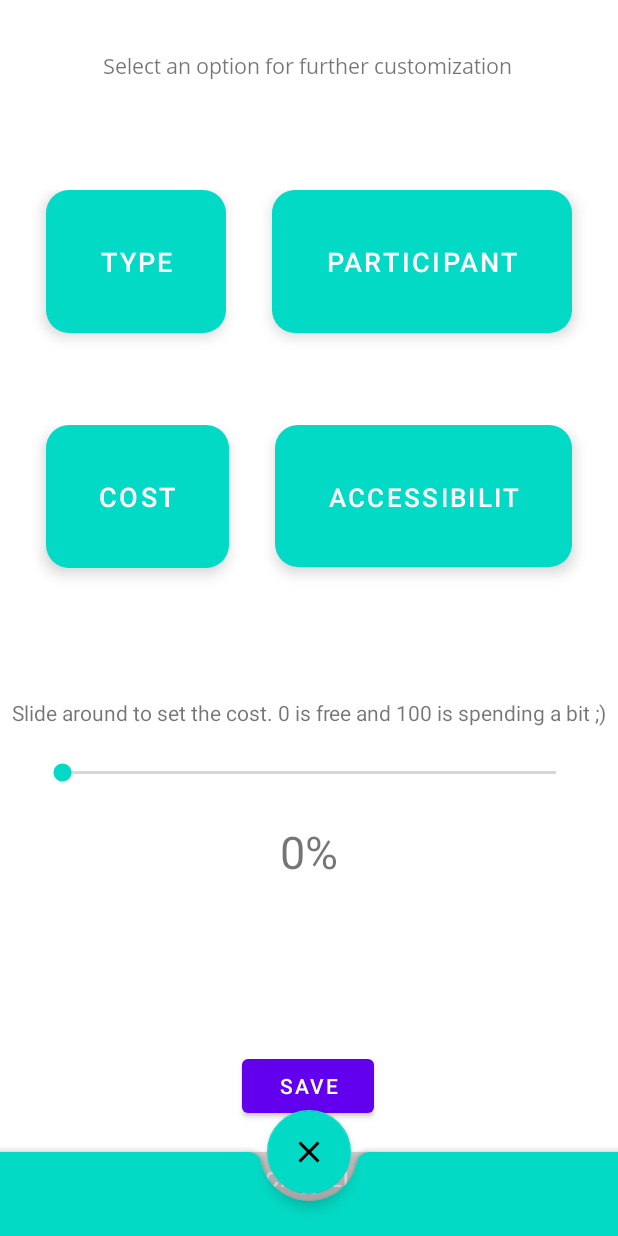
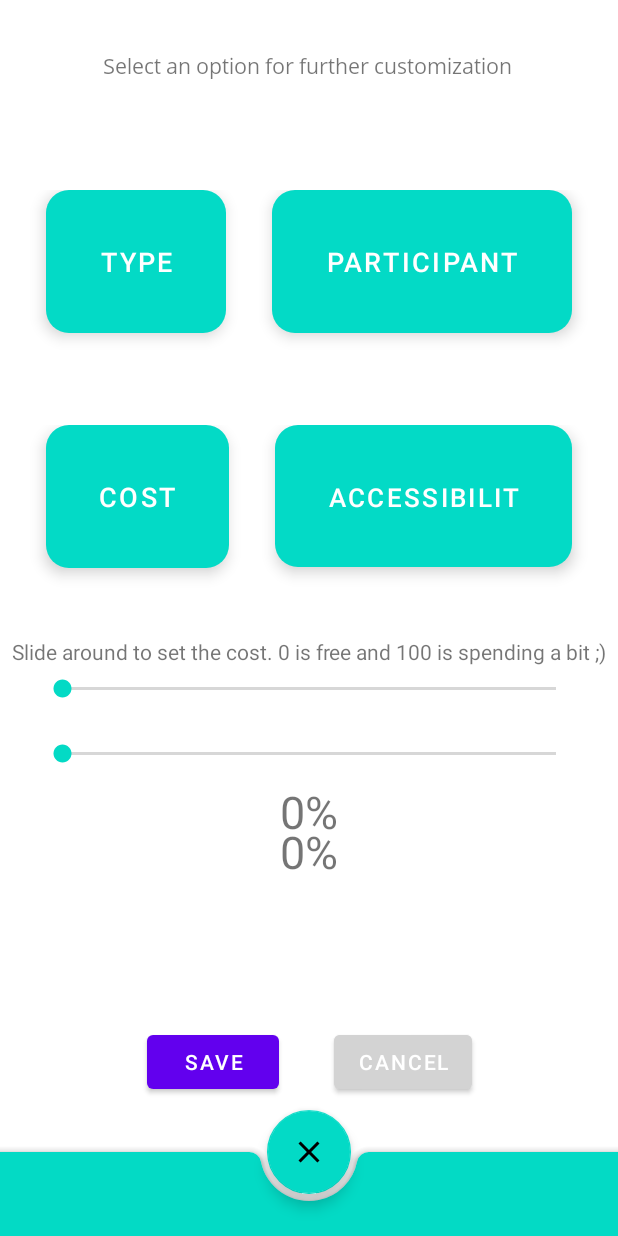
Before and after one commit to G-Aswin/Bored, an Android app: the ChooseCustomization screen opened directly, with no data from a screen before it, after a tap on "COST", on a phone screen of 412 x 824 dp. Run offline under Robolectric (Android 15) with nearby library versions, the phone set to English and light mode, and no system bars; our stand-ins replace Volley.

Commit message:
Added the double slider functionality for both cost and accessibility. Now users will have to give both min and max range.
Also fixed the bug of 0 entry in range.

```diff
--- a/app/src/main/java/com/example/bored/ChooseCustomization.java
+++ b/app/src/main/java/com/example/bored/ChooseCustomization.java
@@ -18,11 +18,14 @@ public class ChooseCustomization extends AppCompatActivity implements PopupMenu.
 
 
     private TextView instructions;
-    private SeekBar seekBar;
-    private TextView percentage;
+    private SeekBar min_range;
+    private SeekBar max_range;
+    private TextView min_percentage;
+    private TextView max_percentage;
     private Button save;
     private Button cancel;
-    private Double progress;
+    private Double min_progress = 0.00;
+    private Double max_progress = 0.00;
     private String progress_recipient;
 
     String type_selected;
@@ -33,8 +36,10 @@ public class ChooseCustomization extends AppCompatActivity implements PopupMenu.
         setContentView(R.layout.activity_choose_customization);
 
         instructions = findViewById(R.id.instruction_text_view);
-        seekBar = findViewById(R.id.appCompatSeekBar);
-        percentage = findViewById(R.id.percentage);
+        min_range = findViewById(R.id.min_range);
+        max_range = findViewById(R.id.max_range);
+        min_percentage = findViewById(R.id.min_percentage);
+        max_percentage = findViewById(R.id.max_percentage);
         save = findViewById(R.id.save_button);
         cancel = findViewById(R.id.cancel_button);
     }
@@ -143,13 +148,16 @@ public class ChooseCustomization extends AppCompatActivity implements PopupMenu.
         save.setVisibility(View.VISIBLE);
         cancel.setVisibility(View.VISIBLE);
 
-        seekBar.setVisibility(View.VISIBLE);
-        percentage.setVisibility(View.VISIBLE);
-        seekBar.setOnSeekBarChangeListener(new SeekBar.OnSeekBarChangeListener() {
+        min_range.setVisibility(View.VISIBLE);
+        max_range.setVisibility(View.VISIBLE);
+        min_percentage.setVisibility(View.VISIBLE);
+        max_percentage.setVisibility(View.VISIBLE);
+
+        min_range.setOnSeekBarChangeListener(new SeekBar.OnSeekBarChangeListener() {
             @Override
             public void onProgressChanged(SeekBar seekBar, int i, boolean b) {
-                progress = i/1.0;
-                percentage.setText(progress.toString() + "%");
+                min_progress = i/1.0;
+                min_percentage.setText(min_progress.toString() + "%");
             }
 
             @Override
@@ -160,7 +168,26 @@ public class ChooseCustomization extends AppCompatActivity implements PopupMenu.
             @Override
             public void onStopTrackingTouch(SeekBar seekBar) {
                 progress_recipient = "cost";
-                progress = progress /100.0;
+                min_progress = min_progress /100.0;
+            }
+        });
+
+        max_range.setOnSeekBarChangeListener(new SeekBar.OnSeekBarChangeListener() {
+            @Override
+            public void onProgressChanged(SeekBar seekBar, int i, boolean b) {
+                max_progress = i / 1.0;
+                max_percentage.setText(max_progress.toString() + "%");
+            }
+
+            @Override
+            public void onStartTrackingTouch(SeekBar seekBar) {
+                progress_recipient = "cost";
+            }
+
+            @Override
+            public void onStopTrackingTouch(SeekBar seekBar) {
+                progress_recipient = "cost";
+                max_progress = max_progress / 100.0;
             }
         });
     }
@@ -174,13 +201,17 @@ public class ChooseCustomization extends AppCompatActivity implements PopupMenu.
         cancel.setVisibility(View.VISIBLE);
 
 
-        seekBar.setVisibility(View.VISIBLE);
-        percentage.setVisibility(View.VISIBLE);
-        seekBar.setOnSeekBarChangeListener(new SeekBar.OnSeekBarChangeListener() {
+        min_range.setVisibility(View.VISIBLE);
+        max_range.setVisibility(View.VISIBLE);
+
+        min_percentage.setVisibility(View.VISIBLE);
+        max_percentage.setVisibility(View.VISIBLE);
+
+        min_range.setOnSeekBarChangeListener(new SeekBar.OnSeekBarChangeListener() {
             @Override
             public void onProgressChanged(SeekBar seekBar, int i, boolean b) {
-                progress = i/1.0;
-                percentage.setText(progress.toString() + "%");
+                min_progress = i/1.0;
+                min_percentage.setText(min_progress.toString() + "%");
             }
 
             @Override
@@ -191,7 +222,26 @@ public class ChooseCustomization extends AppCompatActivity implements PopupMenu.
             @Override
             public void onStopTrackingTouch(SeekBar seekBar) {
                 progress_recipient = "accessibility";
-                progress = progress /100.0;
+                min_progress = min_progress /100.0;
+            }
+        });
+
+        max_range.setOnSeekBarChangeListener(new SeekBar.OnSeekBarChangeListener() {
+            @Override
+            public void onProgressChanged(SeekBar seekBar, int i, boolean b) {
+                max_progress = i/1.0;
+                max_percentage.setText(max_progress.toString() + "%");
+            }
+
+            @Override
+            public void onStartTrackingTouch(SeekBar seekBar) {
+                progress_recipient = "accessibility";
+            }
+
+            @Override
+            public void onStopTrackingTouch(SeekBar seekBar) {
+                progress_recipient = "accessibility";
+                max_progress = max_progress /100.0;
             }
         });
 
@@ -199,16 +249,24 @@ public class ChooseCustomization extends AppCompatActivity implements PopupMenu.
 
 
     public void Save(View view){
+
+        if (max_progress < min_progress){
+            Toast.makeText(this, "Min range Greater than Max!!", Toast.LENGTH_LONG).show();
+            return;
+        }
+
         if (progress_recipient.equals("cost")){
             Intent intent = new Intent(this, MainScreen.class);
-            intent.putExtra("cost", progress);
+            intent.putExtra("min_cost", min_progress);
+            intent.putExtra("max_cost", max_progress);
             startActivity(intent);
             finish();
         }
 
         else if (progress_recipient.equals("accessibility")){
             Intent intent = new Intent(this, MainScreen.class);
-            intent.putExtra("accessibility", progress);
+            intent.putExtra("min_accessibility", min_progress);
+            intent.putExtra("max_accessibility", max_progress);
             startActivity(intent);
             finish();
         }
@@ -217,11 +275,12 @@ public class ChooseCustomization extends AppCompatActivity implements PopupMenu.
     public void Cancel(View view){
         Toast.makeText(this, "Cancelled!", Toast.LENGTH_SHORT).show();
         instructions.setVisibility(View.INVISIBLE);
-        seekBar.setVisibility(View.INVISIBLE);
-        percentage.setVisibility(View.INVISIBLE);
+        min_range.setVisibility(View.INVISIBLE);
+        max_range.setVisibility(View.INVISIBLE);
+        min_percentage.setVisibility(View.INVISIBLE);
+        max_percentage.setVisibility(View.INVISIBLE);
         save.setVisibility(View.INVISIBLE);
         cancel.setVisibility(View.INVISIBLE);
-        progress = 0.00;
         progress_recipient = "";
     }
 
--- a/app/src/main/res/layout/activity_choose_customization.xml
+++ b/app/src/main/res/layout/activity_choose_customization.xml
@@ -135,21 +135,37 @@
         app:layout_constraintVertical_bias="0.909"
         android:visibility="invisible"/>
 
+
         <androidx.appcompat.widget.AppCompatSeekBar
-        android:id="@+id/appCompatSeekBar"
+            android:id="@+id/min_range"
             android:layout_width="match_parent"
             android:layout_height="wrap_content"
             android:layout_margin="25dp"
             android:layout_marginBottom="260dp"
+            android:visibility="invisible"
             app:layout_constraintBottom_toBottomOf="parent"
             app:layout_constraintEnd_toEndOf="parent"
+            app:layout_constraintHorizontal_bias="0.64"
             app:layout_constraintStart_toStartOf="parent"
             app:layout_constraintTop_toBottomOf="@+id/linearLayout"
-        app:layout_constraintVertical_bias="0.169"
-        android:visibility="invisible"/>
+            app:layout_constraintVertical_bias="0.0" />
+
+        <androidx.appcompat.widget.AppCompatSeekBar
+            android:id="@+id/max_range"
+            android:layout_width="match_parent"
+            android:layout_height="wrap_content"
+            android:layout_margin="25dp"
+            android:layout_marginBottom="260dp"
+            android:visibility="invisible"
+            app:layout_constraintBottom_toBottomOf="parent"
+            app:layout_constraintEnd_toEndOf="parent"
+            app:layout_constraintHorizontal_bias="0.38"
+            app:layout_constraintStart_toStartOf="parent"
+            app:layout_constraintTop_toBottomOf="@+id/min_range"
+            app:layout_constraintVertical_bias="0.0" />
 
         <TextView
-        android:id="@+id/percentage"
+        android:id="@+id/min_percentage"
         android:layout_width="wrap_content"
         android:layout_height="wrap_content"
         android:layout_marginBottom="236dp"
@@ -160,31 +176,48 @@
         app:layout_constraintStart_toStartOf="parent"
         android:visibility="invisible"/>
 
+
+        <TextView
+            android:id="@+id/max_percentage"
+            android:layout_width="wrap_content"
+            android:layout_height="wrap_content"
+            android:text="0%"
+            android:textSize="30sp"
+            android:visibility="invisible"
+            app:layout_constraintBottom_toBottomOf="parent"
+            app:layout_constraintEnd_toEndOf="parent"
+            app:layout_constraintStart_toStartOf="parent"
+            app:layout_constraintTop_toBottomOf="@+id/max_range"
+            app:layout_constraintVertical_bias="0.034" />
+
         <Button
             android:id="@+id/save_button"
             android:layout_width="wrap_content"
             android:layout_height="wrap_content"
-        android:layout_marginTop="112dp"
+            android:layout_marginTop="96dp"
+            android:onClick="Save"
             android:text="Save"
+            android:visibility="invisible"
             app:layout_constraintEnd_toEndOf="parent"
-        app:layout_constraintHorizontal_bias="0.498"
+            app:layout_constraintHorizontal_bias="0.303"
+            app:layout_constraintRight_toRightOf="@+id/cancel_button"
             app:layout_constraintStart_toStartOf="parent"
-        app:layout_constraintTop_toBottomOf="@+id/percentage"
-        android:visibility="invisible"
-        android:onClick="Save"/>
+            app:layout_constraintTop_toBottomOf="@+id/min_percentage" />
 
         <Button
             android:id="@+id/cancel_button"
             android:layout_width="wrap_content"
             android:layout_height="wrap_content"
+            android:layout_marginBottom="92dp"
             android:backgroundTint="#d3d3d3"
+            android:onClick="Cancel"
             android:text="Cancel"
+            android:visibility="invisible"
             app:layout_constraintBottom_toBottomOf="parent"
             app:layout_constraintEnd_toEndOf="parent"
-        app:layout_constraintStart_toStartOf="parent"
-        app:layout_constraintTop_toBottomOf="@+id/save_button"
-        android:visibility="invisible"
-        android:onClick="Cancel"/>
+            app:layout_constraintHorizontal_bias="0.696"
+            app:layout_constraintLeft_toLeftOf="@+id/save_button"
+            app:layout_constraintStart_toStartOf="parent" />
 
     </androidx.constraintlayout.widget.ConstraintLayout>
 
```
Also changed, not shown: app/src/main/java/com/example/bored/MainScreen.java (+15 -8 lines). Lines whose indentation alone changed are shown as unchanged.
